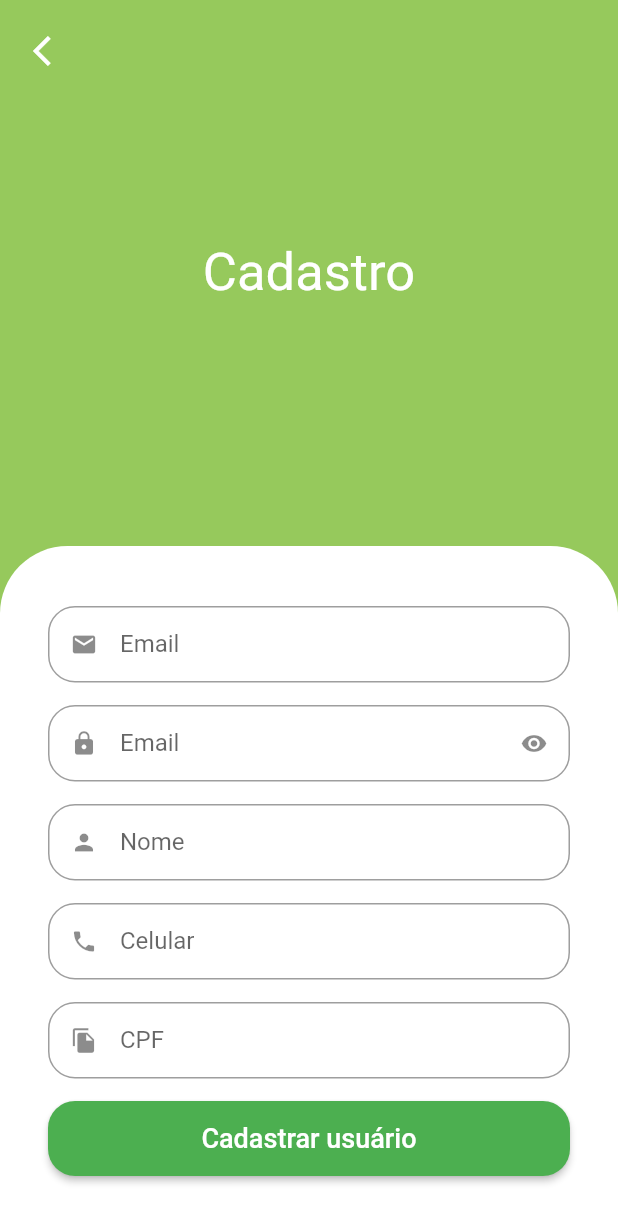
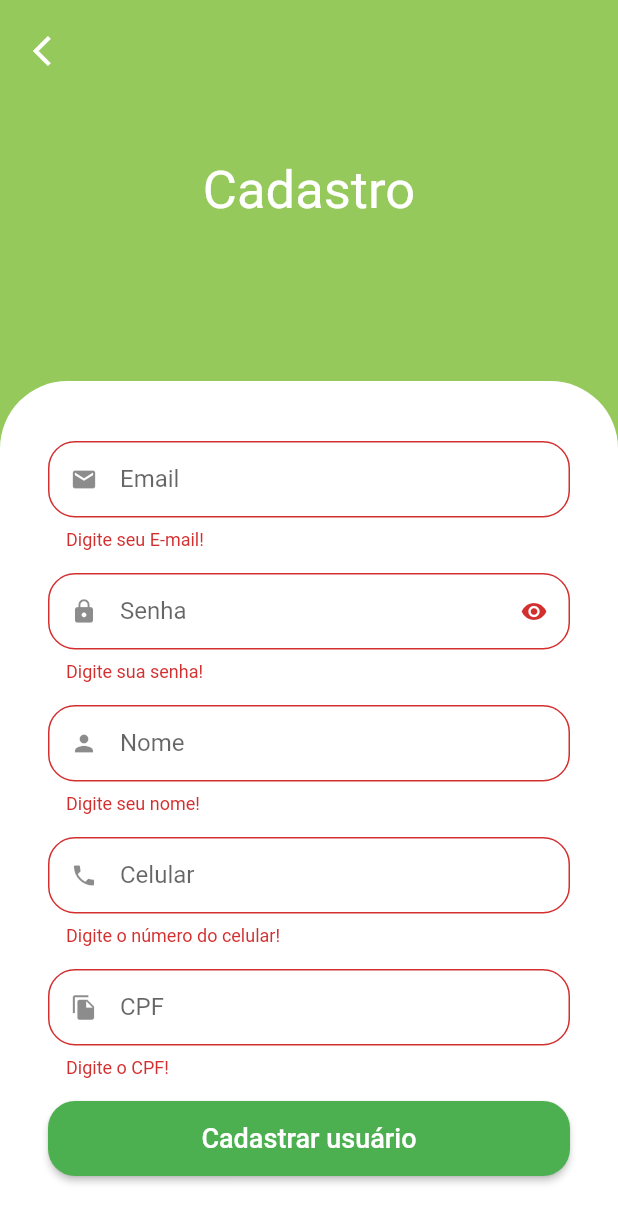
Before and after one commit to KaueSena01/GreenGrocer_Course, a Flutter app: the SignUpScreen screen opened by its route, after a tap on "Cadastrar usuário", on a phone screen of 412 x 824 dp. Shown: the top 1223 px of the screen. Run offline on Flutter 3.47's test engine with Material 2 defaults, Android fonts, the phone set to English and light mode, and no system bars; our stand-ins replace animated_text_kit, badges, dio, flutter_secure_storage, fluttertoast, freezed_annotation and 4 more; missing offline and left inert: add_to_cart_animation; accounts and stored records are empty.

Commit message:
feature: Finalizando o cadastro do usuário

```diff
--- a/lib/src/pages/auth/repository/auth_erros.dart
+++ b/lib/src/pages/auth/repository/auth_erros.dart
@@ -5,8 +5,19 @@ String authErrorsString(String? code) {
   switch(code) {
     case 'INVALID_CREDENTIALS':
       return 'Email e/ou senha inválidos';
+
     case 'Invalid session token':
       return 'Sessão expirada!';
+
+    case 'INVALID_FULLNAME':
+      return 'Ocorreu um erro ao cadastrar o usuário: Nome inválido!';
+
+    case 'INVALID_PHONE':
+      return 'Ocorreu um erro ao cadastrar o usuário: Celular inválido!';
+
+    case 'INVALID_CPF':
+      return 'Ocorreu um erro ao cadastrar o usuário: CPF inválido!';
+
     default:
       return 'Um erro indefinido ocorreu';
   }
--- a/lib/src/pages/auth/view/sign_up_screen.dart
+++ b/lib/src/pages/auth/view/sign_up_screen.dart
@@ -1,24 +1,30 @@
 import 'package:flutter/material.dart';
+import 'package:get/get.dart';
 import 'package:greengrocer_course/src/config/custom_colors.dart';
+import 'package:greengrocer_course/src/pages/auth/controller/auth_controller.dart';
 import 'package:greengrocer_course/src/pages/common_widgets/custom_text_field.dart';
+import 'package:greengrocer_course/src/services/validators.dart';
 import 'package:mask_text_input_formatter/mask_text_input_formatter.dart';
 
+
 class SignUpScreen extends StatelessWidget {
-  SignUpScreen({ Key? key }) : super(key: key);
+  SignUpScreen({Key? key}) : super(key: key);
 
   final cpfFormatter = MaskTextInputFormatter(
     mask: '###.###.###-##',
-    filter: {'#': RegExp(r'[0-9]')}
+    filter: {'#': RegExp(r'[0-9]')},
   );
 
   final phoneFormatter = MaskTextInputFormatter(
     mask: '## # ####-####',
-    filter: {'#': RegExp(r'[0-9]')}
+    filter: {'#': RegExp(r'[0-9]')},
   );
+
+  final _formKey = GlobalKey<FormState>();
+  final authController = Get.find<AuthController>();
 
   @override
   Widget build(BuildContext context) {
-
     final size = MediaQuery.of(context).size;
 
     return Scaffold(
@@ -33,61 +39,114 @@ class SignUpScreen extends StatelessWidget {
                 children: [
                   const Expanded(
                     child: Center(
-                        child: Text('Cadastro', style: TextStyle(color: Colors.white, fontSize: 35))
-                    )
+                      child: Text(
+                        'Cadastro',
+                        style: TextStyle(
+                          color: Colors.white,
+                          fontSize: 35,
                         ),
+                      ),
+                    ),
+                  ),
+
+                  // Formulario
                   Container(
                     padding: const EdgeInsets.symmetric(
                       horizontal: 32,
-                      vertical: 40
+                      vertical: 40,
                     ),
                     decoration: const BoxDecoration(
                       color: Colors.white,
                       borderRadius: BorderRadius.vertical(
-                        top: Radius.circular(45)
-                      )
+                        top: Radius.circular(45),
                       ),
+                    ),
+                    child: Form(
+                      key: _formKey,
                       child: Column(
                         crossAxisAlignment: CrossAxisAlignment.stretch,
                         children: [
-                        const CustomTextField(
+                          CustomTextField(
                             icon: Icons.email,
-                          label: 'Email'
+                            label: 'Email',
+                            onSaved: (value) {
+                              authController.user.email = value;
+                            },
+                            validator: emailValidator,
+                            textInputType: TextInputType.emailAddress,
                           ),
-                        const CustomTextField(
+                          CustomTextField(
                             icon: Icons.lock,
-                          label: 'Email',
-                          isSecret: true
+                            label: 'Senha',
+                            onSaved: (value) {
+                              authController.user.password = value;
+                            },
+                            validator: passwordValidator,
+                            isSecret: true,
                           ),
-                        const CustomTextField(
+                          CustomTextField(
                             icon: Icons.person,
-                          label: 'Nome'
+                            label: 'Nome',
+                            onSaved: (value) {
+                              authController.user.name = value;
+                            },
+                            validator: nameValidator,
                           ),
                           CustomTextField(
                             icon: Icons.phone,
                             label: 'Celular',
+                            validator: phoneValidator,
+                            onSaved: (value) {
+                              authController.user.phone = value;
+                            },
+                            textInputType: TextInputType.phone,
                             inputFormatters: [phoneFormatter],
                           ),
                           CustomTextField(
                             icon: Icons.file_copy,
                             label: 'CPF',
+                            validator: cpfValidator,
+                            onSaved: (value) {
+                              authController.user.cpf = value;
+                            },
+                            textInputType: TextInputType.number,
                             inputFormatters: [cpfFormatter],
                           ),
                           SizedBox(
                             height: 50,
-                          child: ElevatedButton(
-                            onPressed: () {},
+                            child: Obx(() {
+                              return ElevatedButton(
                                 style: ElevatedButton.styleFrom(
                                   shape: RoundedRectangleBorder(
-                                borderRadius: BorderRadius.circular(18)
-                              )
+                                    borderRadius: BorderRadius.circular(18),
                                   ),
-                            child: Text('Cadastrar usuário', style: TextStyle(fontSize: 18))
                                 ),
-                        )
+                                onPressed: authController.isLoading.value
+                                    ? null
+                                    : () {
+                                        FocusScope.of(context).unfocus();
+
+                                        if (_formKey.currentState!.validate()) {
+                                          _formKey.currentState!.save();
+
+                                          authController.signUp();
+                                        }
+                                      },
+                                child: authController.isLoading.value
+                                    ? const CircularProgressIndicator()
+                                    : const Text(
+                                        'Cadastrar usuário',
+                                        style: TextStyle(
+                                          fontSize: 18,
+                                        ),
+                                      ),
+                              );
+                            }),
+                          ),
                         ],
                       ),
-                  )
+                    ),
+                  ),
                 ],
               ),
               Positioned(
@@ -98,10 +157,13 @@ class SignUpScreen extends StatelessWidget {
                     onPressed: () {
                       Navigator.of(context).pop();
                     },
-                    icon: const Icon(Icons.arrow_back_ios, color: Colors.white)
+                    icon: const Icon(
+                      Icons.arrow_back_ios,
+                      color: Colors.white,
                     ),
                   ),
-              )
+                ),
+              ),
             ],
           ),
         ),
--- a/lib/src/pages/common_widgets/custom_text_field.dart
+++ b/lib/src/pages/common_widgets/custom_text_field.dart
@@ -10,7 +10,9 @@ class CustomTextField extends StatefulWidget {
   final String? initialValue;
   final bool readOnly;
   final String? Function(String?)? validator;
+  final void Function(String?)? onSaved;
   final TextEditingController? controller;
+  final TextInputType? textInputType;
 
   const CustomTextField({
     Key? key,
@@ -20,8 +22,10 @@ class CustomTextField extends StatefulWidget {
     this.isSecret = false,
     this.inputFormatters,
     this.readOnly = false,
+    this.textInputType,
     this.controller,
-    this.validator
+    this.validator,
+    this.onSaved
   }) : super(key: key);
 
   @override
@@ -49,6 +53,8 @@ class _CustomTextFieldState extends State<CustomTextField> {
         inputFormatters: widget.inputFormatters,
         obscureText: isObscure,
         validator: widget.validator,
+        onSaved: widget.onSaved,
+        keyboardType: widget.textInputType,
         decoration: InputDecoration(
           prefixIcon: Icon(widget.icon),
           suffixIcon: widget.isSecret ? IconButton(
--- a/lib/src/pages/profile/profile_tab.dart
+++ b/lib/src/pages/profile/profile_tab.dart
@@ -1,5 +1,7 @@
 import 'package:flutter/material.dart';
+import 'package:get/get.dart';
 import 'package:greengrocer_course/src/config/custom_colors.dart';
+import 'package:greengrocer_course/src/pages/auth/controller/auth_controller.dart';
 import 'package:greengrocer_course/src/pages/common_widgets/custom_text_field.dart';
 import 'package:greengrocer_course/src/config/app_data.dart' as app_data;
 
@@ -10,6 +12,8 @@ class ProfileTab extends StatefulWidget {
   State<ProfileTab> createState() => _ProfileTabState();
 }
 
+final authController = Get.find<AuthController>();
+
 class _ProfileTabState extends State<ProfileTab> {
   @override
   Widget build(BuildContext context) {
@@ -18,7 +22,9 @@ class _ProfileTabState extends State<ProfileTab> {
         title: const Text('Perfil do usuário'),
         actions: [
           IconButton(
-            onPressed: () {},
+            onPressed: () {
+              authController.signOut();
+            },
             icon: const Icon(Icons.logout)
           )
         ],
--- /dev/null
+++ b/lib/src/services/validators.dart
@@ -0,0 +1,61 @@
+String? emailValidator(email) {
+    if (email == null || email.isEmpty) {
+      return 'Digite seu E-mail!';
+    }
+
+    // if (!email.isEmail) {
+    //   return 'Digite um E-mail válido!';
+    // }
+
+    return null;
+}
+
+String? passwordValidator(password) {
+    if (password == null || password.isEmpty) {
+      return 'Digite sua senha!';
+    }
+
+    if (password.length < 7) {
+      return 'Digite uma senha com mais de 7 caracteres!';
+    }
+
+    return null;
+}
+
+String? nameValidator(name) {
+    if (name == null || name.isEmpty) {
+      return 'Digite seu nome!';
+    }
+
+    final names = name.split(' ');
+
+    if (names.length == 1) {
+      return 'Digite seu nome completo!';
+    }
+
+    return null;
+}
+
+String? phoneValidator(phone) {
+    if (phone == null || phone.isEmpty) {
+      return 'Digite o número do celular!';
+    }
+
+    // if(!phone.isPhoneNumber || phone.length < 14) {
+    //   return 'Digite um número válido';
+    // }
+
+    return null;
+}
+
+String? cpfValidator(cpf) {
+    if (cpf == null || cpf.isEmpty) {
+      return 'Digite o CPF!';
+    }
+
+    // if(!cpf.isCpf) {
+    //   return 'Digite um CPF válido';
+    // }
+
+    return null;
+}
```
Also changed, not shown: lib/src/pages/auth/controller/auth_controller.dart (+76 -15 lines), lib/src/pages/auth/repository/auth_repository.dart (+56 -30 lines), lib/src/pages/auth/view/sign_in_screen.dart (+101 -61 lines). Lines whose indentation alone changed are shown as unchanged.
